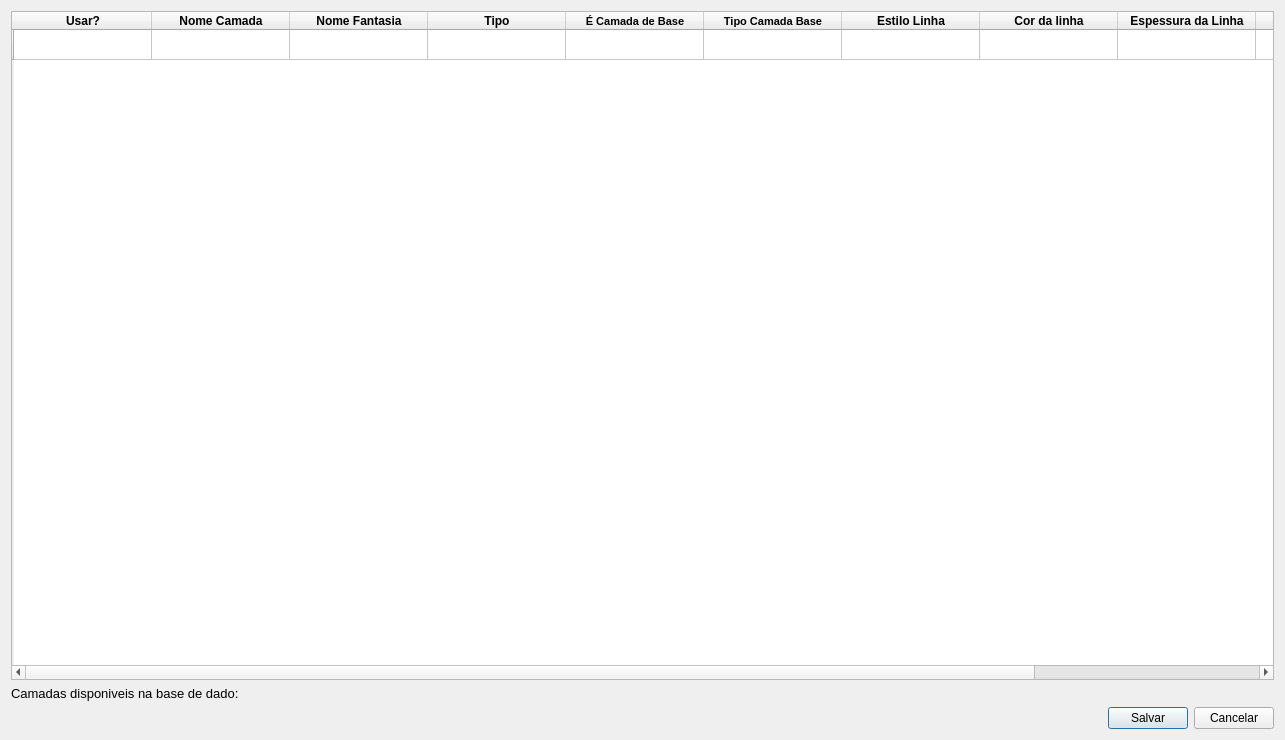
Above: settings/config_layers.ui from spuhub/prisma before the change. Below: the same form after it.
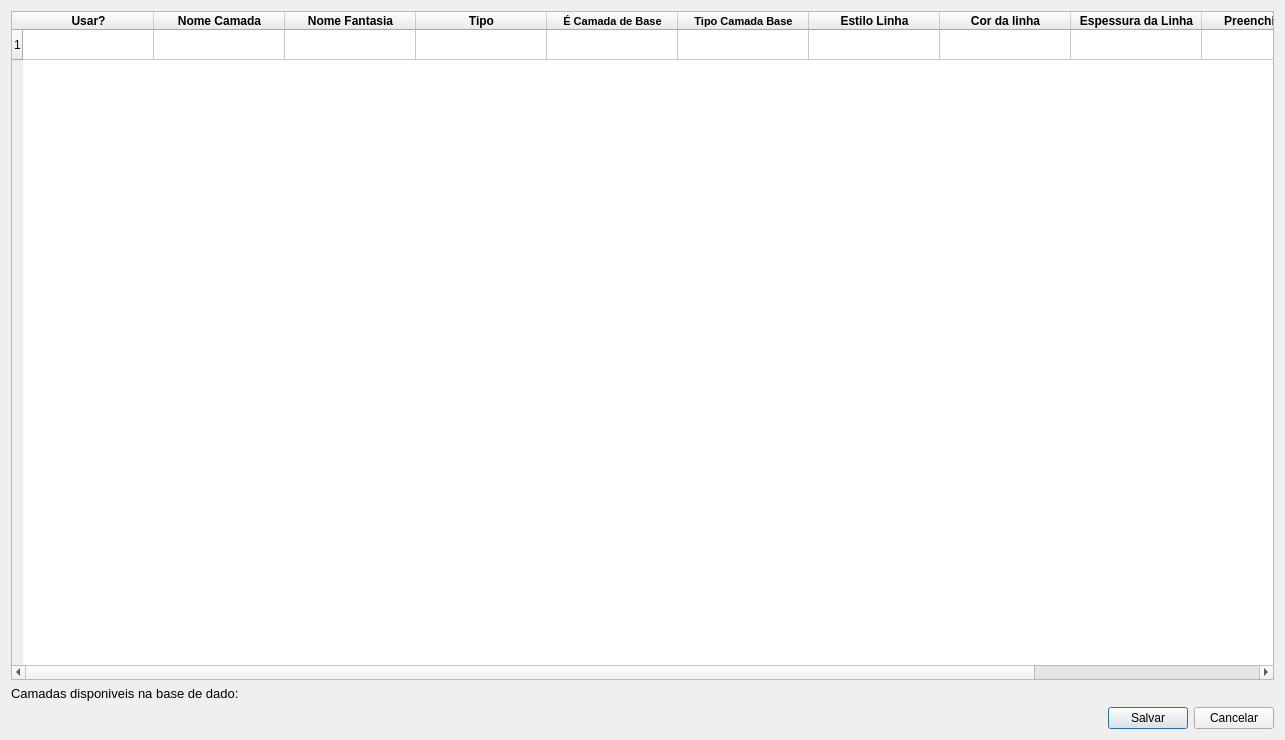
That is the form after the change.

What changed in the file:
```diff
--- a/settings/config_layers.ui
+++ b/settings/config_layers.ui
@@ -32,7 +32,7 @@
       <bool>false</bool>
      </attribute>
      <attribute name="horizontalHeaderDefaultSectionSize">
-      <number>138</number>
+      <number>131</number>
      </attribute>
      <attribute name="horizontalHeaderShowSortIndicator" stdset="0">
       <bool>false</bool>
@@ -45,7 +45,7 @@
      </attribute>
      <row>
       <property name="text">
-       <string/>
+       <string>1</string>
       </property>
      </row>
      <column>
@@ -58,6 +58,9 @@
         <bold>true</bold>
        </font>
       </property>
+      <property name="textAlignment">
+       <set>AlignCenter</set>
+      </property>
      </column>
      <column>
       <property name="text">
```
Left out of the diff: 2 changed lines with no effect on the pictures.
